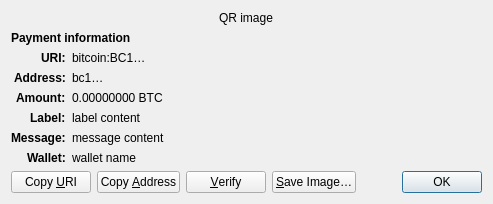
Before: the Qt Designer form src/qt/forms/receiverequestdialog.ui in jxsite/sbtc, drawn with Qt 5.
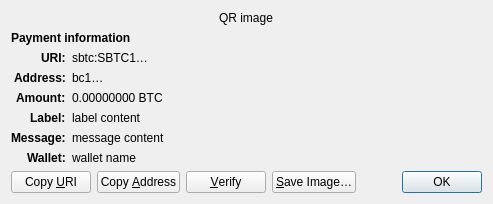
After: the same form once the commit is applied. Custom widgets are drawn as their Qt base class.

Commit message: SBTC: fork Bitcoin Core v29.5 into the SBTC chain

What changed in the file:
```diff
--- a/src/qt/forms/receiverequestdialog.ui
+++ b/src/qt/forms/receiverequestdialog.ui
@@ -65,7 +65,7 @@
    <item row="2" column="1" alignment="Qt::AlignTop">
     <widget class="QLabel" name="uri_content">
      <property name="text">
-      <string notr="true">bitcoin:BC1…</string>
+      <string notr="true">sbtc:SBTC1…</string>
      </property>
      <property name="textFormat">
       <enum>Qt::RichText</enum>
```
The commit also changes 22 other files.
